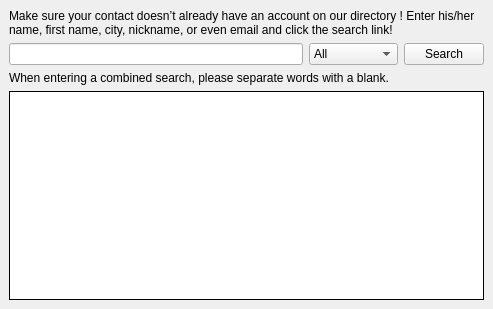
tkrotoff/WengoPhone, file wengophone/src/presentation/qt/webservices/directory/WsDirectory.ui: the form before one commit.
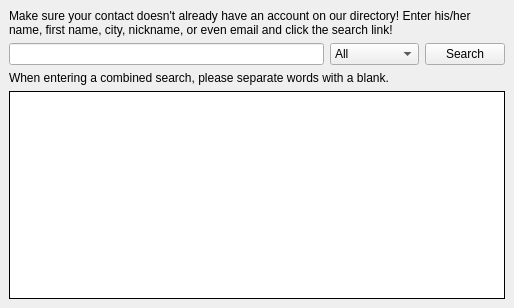
The form after the commit.

Commit message: WsDirectory.ui labels are now QPushButton: more clear for the user

The edit to the form file:
```diff
--- a/wengophone/src/presentation/qt/webservices/directory/WsDirectory.ui
+++ b/wengophone/src/presentation/qt/webservices/directory/WsDirectory.ui
@@ -8,8 +8,8 @@
    <rect>
     <x>0</x>
     <y>0</y>
-    <width>493</width>
-    <height>309</height>
+    <width>514</width>
+    <height>308</height>
    </rect>
   </property>
   <property name="windowTitle" >
@@ -69,7 +69,7 @@
    <item row="0" column="0" colspan="3" >
     <widget class="QLabel" name="label" >
      <property name="text" >
-      <string>Make sure your contact doesn’t already have an account on our directory ! Enter his/her name, first name, city, nickname, or even email and click the search link!</string>
+      <string>Make sure your contact doesn't already have an account on our directory! Enter his/her name, first name, city, nickname, or even email and click the search link!</string>
      </property>
      <property name="wordWrap" >
       <bool>true</bool>
```
The commit also changes 3 other files.
